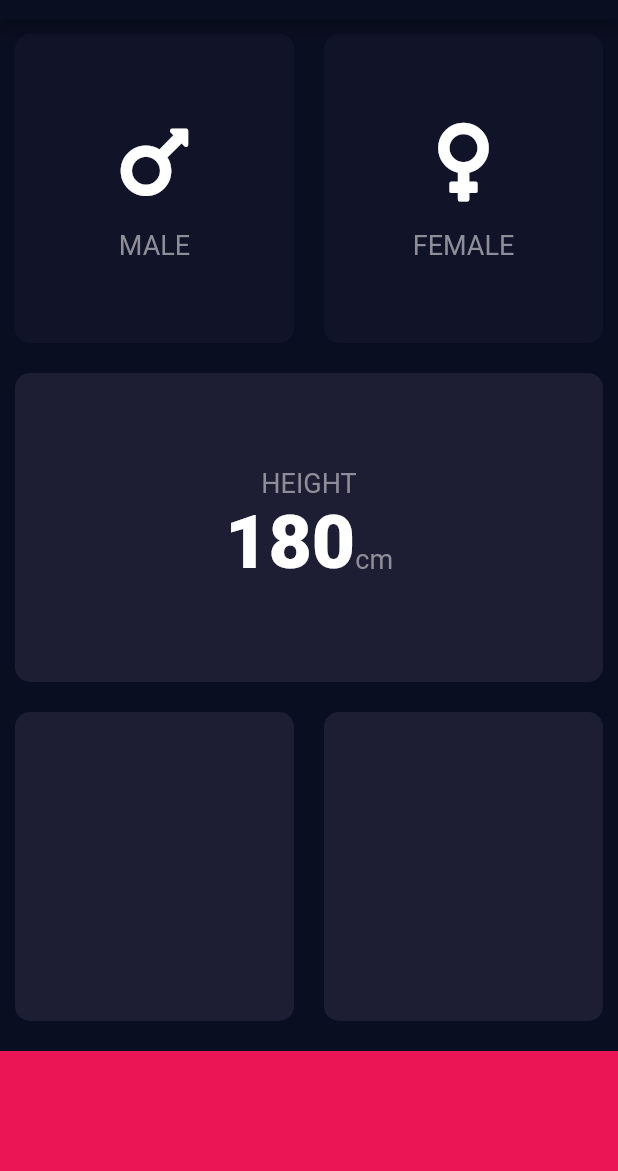
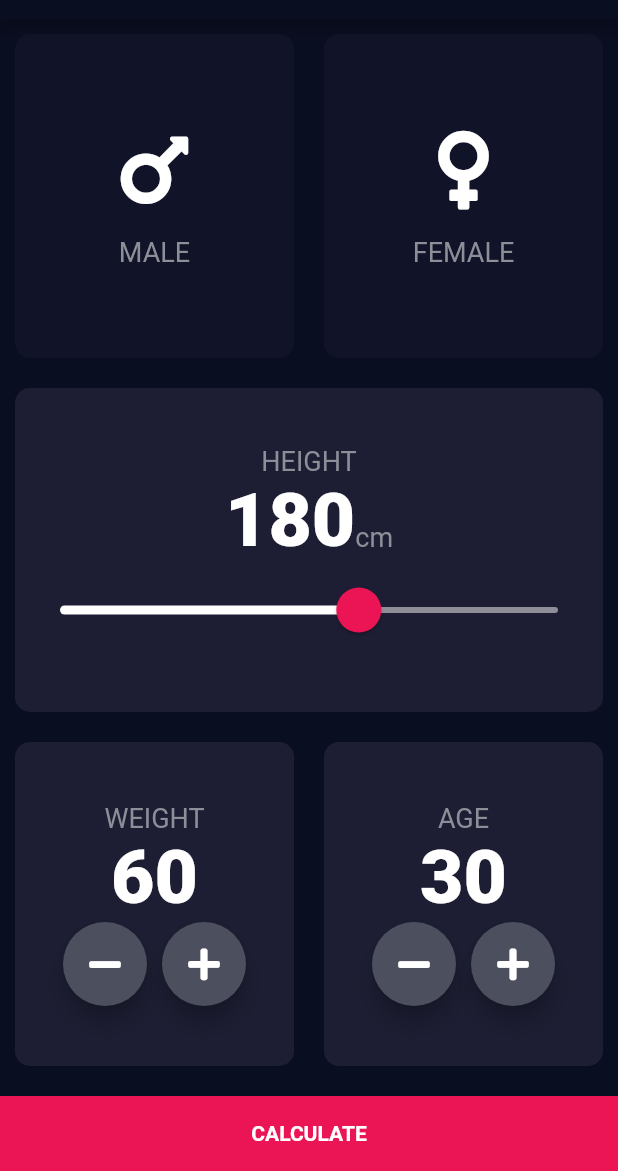
Before and after one commit to diegosiao/flutter-bmi-calculator, a Flutter app: the screen it shows after launch, on a phone screen of 412 x 824 dp, the part 65-1236 px from its top. Run offline on Flutter 3.47's test engine with Material 2 defaults, Android fonts, the phone set to English and light mode, and no system bars; our stand-ins replace font_awesome_flutter.

```diff
--- a/lib/_constants.dart
+++ /dev/null
@@ -1,16 +0,0 @@
-import 'package:flutter/material.dart';
-
-const kBottomBarHeight = 80.0;
-const kActiveCardColor = Color(0xFF1D1E33);
-const kInactiveCardColor = Color(0xFF111328);
-const kBottomBarColor = Color(0xFFEB1555);
-
-const kLabelTextStyle = TextStyle(
-  fontSize: 18.0,
-  color: Color(0xFF8D8E98),
-);
-
-const kLabelBoldTextStyle = TextStyle(
-  fontSize: 50.0,
-  fontWeight: FontWeight.w900,
-);
--- /dev/null
+++ b/lib/calculator_brain.dart
@@ -0,0 +1,37 @@
+import 'dart:math';
+
+import 'package:flutter/cupertino.dart';
+
+class CalculatorBrain {
+  CalculatorBrain({@required this.height, @required this.weight});
+
+  final int height;
+  final int weight;
+
+  double _bmi = 0;
+
+  String calculateBMI() {
+    _bmi = weight / pow(height / 100, 2);
+    return _bmi.toStringAsFixed(1);
+  }
+
+  String getResult() {
+    if (_bmi > 25) {
+      return 'Overweight';
+    } else if (_bmi > 18.5) {
+      return 'Normal';
+    } else {
+      return 'Underweight';
+    }
+  }
+
+  String getInterpretation() {
+    if (_bmi > 25) {
+      return 'You have a higher than normal body weight. Try to exercise more.';
+    } else if (_bmi > 18.5) {
+      return 'You have a normal body weight. Good Job!';
+    } else {
+      return 'You hava a lower than normal body weight. You can eat a bit more.';
+    }
+  }
+}
--- /dev/null
+++ b/lib/components/bottom_button.dart
@@ -0,0 +1,29 @@
+import 'package:flutter/material.dart';
+
+import '../constants.dart';
+
+class BottomButton extends StatelessWidget {
+  BottomButton({@required this.text, @required this.onTap});
+
+  final String text;
+  final Function onTap;
+
+  @override
+  Widget build(BuildContext context) {
+    return GestureDetector(
+      onTap: onTap,
+      child: Container(
+        color: Color(0xFFEB1555),
+        margin: EdgeInsets.only(top: 10.0),
+        width: double.infinity,
+        height: kBottomBarHeight,
+        child: Center(
+          child: Text(
+            text,
+            style: kLargeTextStyle,
+          ),
+        ),
+      ),
+    );
+  }
+}
--- a/lib/icon_content_simple.dart
+++ b/lib/components/icon_content_simple.dart
@@ -1,6 +1,6 @@
 import 'package:flutter/material.dart';
 
-import '_constants.dart';
+import '../constants.dart';
 
 const iconSize = 60.0;
 
--- /dev/null
+++ b/lib/components/round_icon_button.dart
@@ -0,0 +1,26 @@
+import 'package:flutter/material.dart';
+
+class RoundIconButton extends StatelessWidget {
+  RoundIconButton({@required this.icon, @required this.onPressed});
+
+  final IconData icon;
+
+  final Function onPressed;
+
+  @override
+  Widget build(BuildContext context) {
+    return RawMaterialButton(
+      child: Icon(
+        icon,
+      ),
+      onPressed: onPressed,
+      elevation: 6.0,
+      constraints: BoxConstraints.tightFor(
+        width: 56.0,
+        height: 56.0,
+      ),
+      shape: CircleBorder(),
+      fillColor: Color(0xFF4C4F5E),
+    );
+  }
+}
--- /dev/null
+++ b/lib/constants.dart
@@ -0,0 +1,35 @@
+import 'package:flutter/material.dart';
+
+const kBottomBarHeight = 50.0;
+const kActiveCardColor = Color(0xFF1D1E33);
+const kInactiveCardColor = Color(0xFF111328);
+const kBottomBarColor = Color(0xFFEB1555);
+
+const kLabelTextStyle = TextStyle(
+  fontSize: 18.0,
+  color: Color(0xFF8D8E98),
+);
+
+const kLabelBoldTextStyle = TextStyle(
+  fontSize: 50.0,
+  fontWeight: FontWeight.w900,
+);
+
+const kLargeTextStyle = TextStyle(fontSize: 14.0, fontWeight: FontWeight.bold);
+
+const kTitleTextStyle = TextStyle(
+  fontSize: 50.0,
+  fontWeight: FontWeight.bold,
+);
+
+const kResultTextStyle = TextStyle(
+  fontSize: 22.0,
+  color: Color(0xFF24D876),
+);
+
+const kBmiTextStyle = TextStyle(
+  fontSize: 100.0,
+  fontWeight: FontWeight.bold,
+);
+
+const kResultPhraseTextStyle = TextStyle(fontSize: 22.0);
--- a/lib/input_page.dart
+++ /dev/null
@@ -1,121 +0,0 @@
-import 'package:bmi_calculator/icon_content_simple.dart';
-import 'package:flutter/material.dart';
-import 'package:font_awesome_flutter/font_awesome_flutter.dart';
-
-import '_constants.dart';
-import 'reusable_card.dart';
-
-enum Gender { male, female }
-
-class InputPage extends StatefulWidget {
-  @override
-  _InputPageState createState() => _InputPageState();
-}
-
-class _InputPageState extends State<InputPage> {
-  Gender selectedGender;
-
-  @override
-  Widget build(BuildContext context) {
-    return Scaffold(
-      appBar: AppBar(
-        title: Text('BMI CALCULATOR'),
-      ),
-      body: Column(
-          crossAxisAlignment: CrossAxisAlignment.stretch,
-          children: <Widget>[
-            Expanded(
-              child: Row(children: <Widget>[
-                Expanded(
-                  child: GestureDetector(
-                    onTap: () {
-                      setState(() {
-                        selectedGender = Gender.male;
-                      });
-                    },
-                    child: ReusableCard(
-                      color: selectedGender == Gender.male
-                          ? kActiveCardColor
-                          : kInactiveCardColor,
-                      child: IconContentSimple(
-                        icon: FontAwesomeIcons.mars,
-                        label: 'MALE',
-                      ),
-                    ),
-                  ),
-                ),
-                Expanded(
-                  child: GestureDetector(
-                    onTap: () {
-                      setState(() {
-                        selectedGender = Gender.female;
-                      });
-                    },
-                    child: ReusableCard(
-                      color: selectedGender == Gender.female
-                          ? kActiveCardColor
-                          : kInactiveCardColor,
-                      child: IconContentSimple(
-                        icon: FontAwesomeIcons.venus,
-                        label: 'FEMALE',
-                      ),
-                    ),
-                  ),
-                )
-              ]),
-            ),
-            Expanded(
-              child: ReusableCard(
-                color: kActiveCardColor,
-                child: Column(
-                  mainAxisAlignment: MainAxisAlignment.center,
-                  children: <Widget>[
-                    Text(
-                      'HEIGHT',
-                      style: kLabelTextStyle,
-                    ),
-                    Row(
-                      mainAxisAlignment: MainAxisAlignment.center,
-                      crossAxisAlignment: CrossAxisAlignment.baseline,
-                      textBaseline: TextBaseline.alphabetic,
-                      children: <Widget>[
-                        Text(
-                          '180',
-                          style: kLabelBoldTextStyle,
-                        ),
-                        Text(
-                          'cm',
-                          style: kLabelTextStyle,
-                        )
-                      ],
-                    )
-                  ],
-                ),
-              ),
-            ),
-            Expanded(
-              child: Row(
-                children: <Widget>[
-                  Expanded(
-                    child: ReusableCard(
-                      color: kActiveCardColor,
-                    ),
-                  ),
-                  Expanded(
-                    child: ReusableCard(
-                      color: kActiveCardColor,
-                    ),
-                  )
-                ],
-              ),
-            ),
-            Container(
-              color: Color(0xFFEB1555),
-              margin: EdgeInsets.only(top: 10.0),
-              width: double.infinity,
-              height: kBottomBarHeight,
-            )
-          ]),
-    );
-  }
-}
--- a/lib/main.dart
+++ b/lib/main.dart
@@ -1,6 +1,6 @@
 import 'package:flutter/material.dart';
 
-import 'input_page.dart';
+import 'screens/input_page.dart';
 
 void main() => runApp(BMICalculator());
 
--- /dev/null
+++ b/lib/screens/input_page.dart
@@ -0,0 +1,237 @@
+import 'package:bmi_calculator/calculator_brain.dart';
+import 'package:bmi_calculator/components/bottom_button.dart';
+import 'package:bmi_calculator/components/icon_content_simple.dart';
+import 'package:bmi_calculator/components/round_icon_button.dart';
+import 'package:bmi_calculator/screens/results_page.dart';
+import 'package:flutter/material.dart';
+import 'package:font_awesome_flutter/font_awesome_flutter.dart';
+
+import '../components/reusable_card.dart';
+import '../constants.dart';
+
+enum Gender { male, female }
+
+class InputPage extends StatefulWidget {
+  @override
+  _InputPageState createState() => _InputPageState();
+}
+
+class _InputPageState extends State<InputPage> {
+  Gender selectedGender;
+  int height = 180;
+  int weight = 60;
+  int age = 30;
+
+  @override
+  Widget build(BuildContext context) {
+    return Scaffold(
+      appBar: AppBar(
+        title: Text('BMI CALCULATOR'),
+      ),
+      body: Column(
+        crossAxisAlignment: CrossAxisAlignment.stretch,
+        children: <Widget>[
+          Expanded(
+            child: Row(children: <Widget>[
+              Expanded(
+                child: GestureDetector(
+                  onTap: () {
+                    setState(() {
+                      selectedGender = Gender.male;
+                    });
+                  },
+                  child: ReusableCard(
+                    color: selectedGender == Gender.male
+                        ? kActiveCardColor
+                        : kInactiveCardColor,
+                    child: IconContentSimple(
+                      icon: FontAwesomeIcons.mars,
+                      label: 'MALE',
+                    ),
+                  ),
+                ),
+              ),
+              Expanded(
+                child: GestureDetector(
+                  onTap: () {
+                    setState(() {
+                      selectedGender = Gender.female;
+                    });
+                  },
+                  child: ReusableCard(
+                    color: selectedGender == Gender.female
+                        ? kActiveCardColor
+                        : kInactiveCardColor,
+                    child: IconContentSimple(
+                      icon: FontAwesomeIcons.venus,
+                      label: 'FEMALE',
+                    ),
+                  ),
+                ),
+              )
+            ]),
+          ),
+          Expanded(
+            child: ReusableCard(
+              color: kActiveCardColor,
+              child: Column(
+                mainAxisAlignment: MainAxisAlignment.center,
+                children: <Widget>[
+                  Text(
+                    'HEIGHT',
+                    style: kLabelTextStyle,
+                  ),
+                  Row(
+                    mainAxisAlignment: MainAxisAlignment.center,
+                    crossAxisAlignment: CrossAxisAlignment.baseline,
+                    textBaseline: TextBaseline.alphabetic,
+                    children: <Widget>[
+                      Text(
+                        height.toString(),
+                        style: kLabelBoldTextStyle,
+                      ),
+                      Text(
+                        'cm',
+                        style: kLabelTextStyle,
+                      )
+                    ],
+                  ),
+                  SliderTheme(
+                    data: SliderTheme.of(context).copyWith(
+                      inactiveTrackColor: Color(0xFF8D8E98),
+                      activeTrackColor: Colors.white,
+                      thumbColor: Color(0xFFEB1555),
+                      overlayColor: Color(0x29EB1555),
+                      thumbShape:
+                          RoundSliderThumbShape(enabledThumbRadius: 15.0),
+                      overlayShape:
+                          RoundSliderOverlayShape(overlayRadius: 30.0),
+                    ),
+                    child: Slider(
+                      value: height.toDouble(),
+                      min: 120.0,
+                      max: 220.0,
+                      onChanged: (newValue) {
+                        setState(() {
+                          height = newValue.toInt();
+                        });
+                      },
+                    ),
+                  ),
+                ],
+              ),
+            ),
+          ),
+          Expanded(
+            child: Row(
+              children: <Widget>[
+                Expanded(
+                  child: ReusableCard(
+                    color: kActiveCardColor,
+                    child: Column(
+                      mainAxisAlignment: MainAxisAlignment.center,
+                      children: <Widget>[
+                        Text(
+                          'WEIGHT',
+                          style: kLabelTextStyle,
+                        ),
+                        Text(
+                          weight.toString(),
+                          style: kLabelBoldTextStyle,
+                        ),
+                        Row(
+                          mainAxisAlignment: MainAxisAlignment.center,
+                          children: <Widget>[
+                            RoundIconButton(
+                              icon: FontAwesomeIcons.minus,
+                              onPressed: () {
+                                setState(() {
+                                  weight--;
+                                });
+                              },
+                            ),
+                            SizedBox(
+                              width: 10.0,
+                            ),
+                            RoundIconButton(
+                              icon: FontAwesomeIcons.plus,
+                              onPressed: () {
+                                setState(() {
+                                  weight++;
+                                });
+                              },
+                            ),
+                          ],
+                        )
+                      ],
+                    ),
+                  ),
+                ),
+                Expanded(
+                  child: ReusableCard(
+                    color: kActiveCardColor,
+                    child: Column(
+                      mainAxisAlignment: MainAxisAlignment.center,
+                      children: <Widget>[
+                        Text(
+                          'AGE',
+                          style: kLabelTextStyle,
+                        ),
+                        Text(
+                          age.toString(),
+                          style: kLabelBoldTextStyle,
+                        ),
+                        Row(
+                          mainAxisAlignment: MainAxisAlignment.center,
+                          children: <Widget>[
+                            RoundIconButton(
+                              icon: FontAwesomeIcons.minus,
+                              onPressed: () {
+                                setState(() {
+                                  age--;
+                                });
+                              },
+                            ),
+                            SizedBox(
+                              width: 10.0,
+                            ),
+                            RoundIconButton(
+                              icon: FontAwesomeIcons.plus,
+                              onPressed: () {
+                                setState(() {
+                                  age++;
+                                });
+                              },
+                            ),
+                          ],
+                        )
+                      ],
+                    ),
+                  ),
+                ),
+              ],
+            ),
+          ),
+          BottomButton(
+            text: 'CALCULATE',
+            onTap: () {
+              var calculator = CalculatorBrain(height: height, weight: weight);
+
+              var bmi = calculator.calculateBMI();
+
+              Navigator.push(
+                  context,
+                  MaterialPageRoute(
+                    builder: (context) => ResultsPage(
+                      resultValue: bmi,
+                      resultLabel: calculator.getResult(),
+                      resultInterpretation: calculator.getInterpretation(),
+                    ),
+                  ));
+            },
+          )
+        ],
+      ),
+    );
+  }
+}
```
Also changed, not shown: lib/screens/results_page.dart (added, +70 -0 lines), lib/components/reusable_card.dart (renamed from lib/reusable_card.dart), 2 other files.
